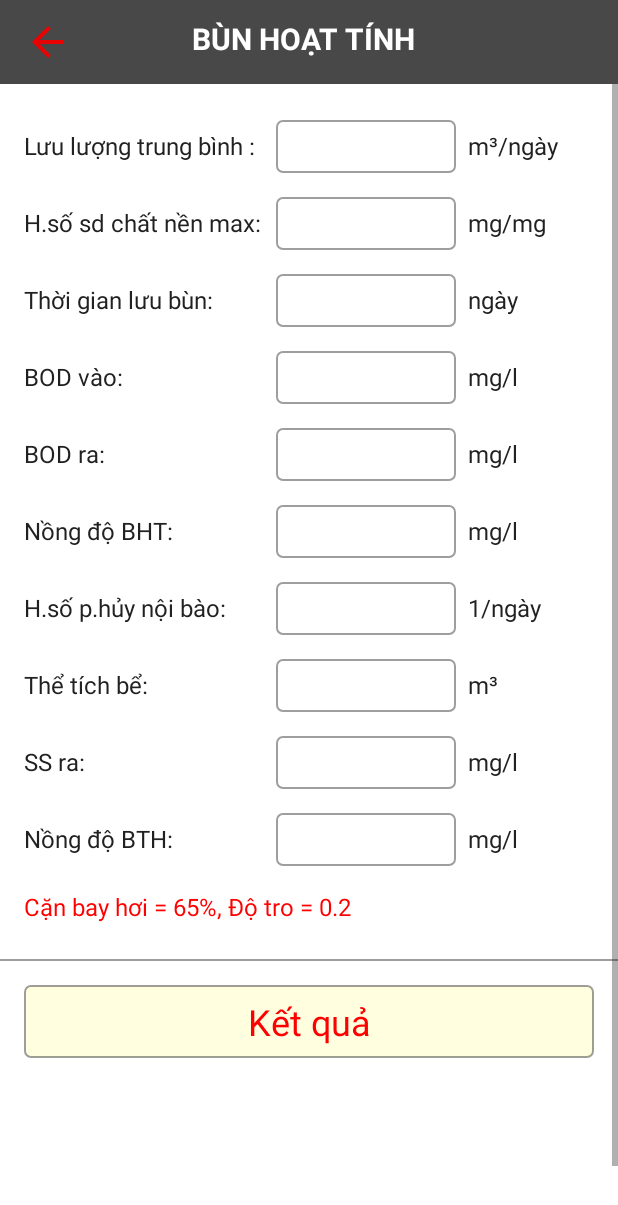
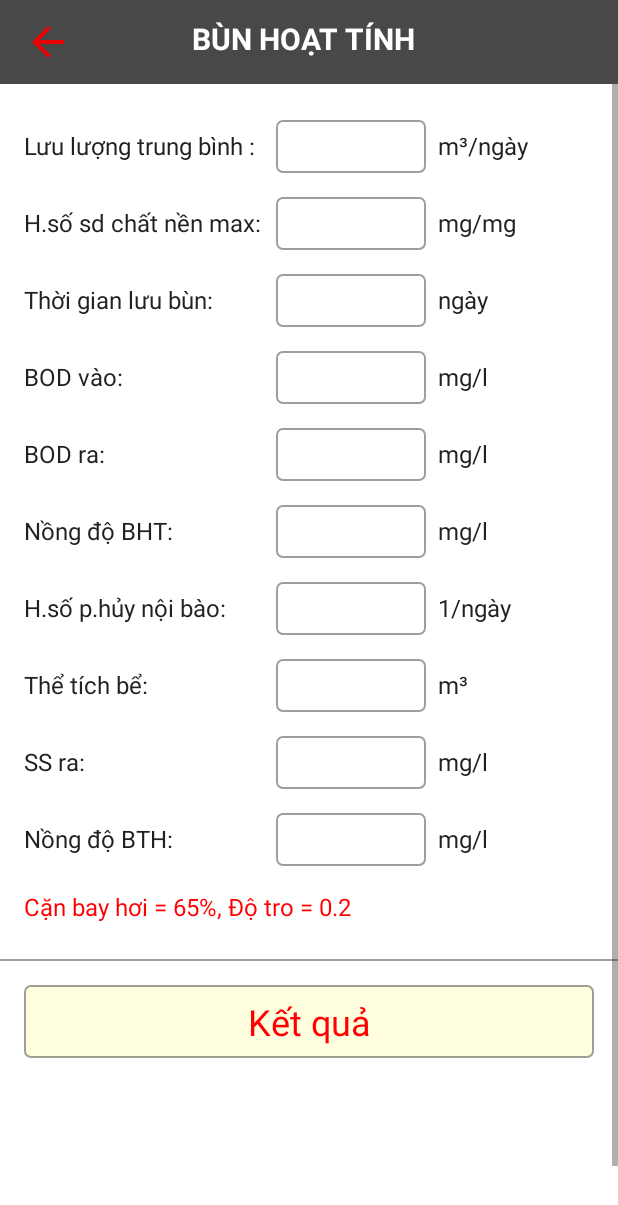
Before and after one commit to nhathoangit/AerotankCalculation, an Android app: the fragment BunHoatTinhFragment placed in its activity, on a phone screen of 412 x 824 dp. Shown: the top 1205 px of the screen. Run offline under Robolectric (Android 15) with nearby library versions, the phone set to English and light mode, and no system bars; our stand-ins replace ButterKnife.

Commit message:
+ Update ui

```diff
--- a/AerotankCalculation/app/src/main/res/layout/fragment_bun_hoat_tinh.xml
+++ b/AerotankCalculation/app/src/main/res/layout/fragment_bun_hoat_tinh.xml
@@ -36,7 +36,7 @@
 
                 <EditText
                     android:id="@+id/fragBHT_etQtb"
-                    android:layout_width="@dimen/_120dp"
+                    android:layout_width="@dimen/_100dp"
                     android:layout_height="wrap_content"
                     android:layout_marginEnd="@dimen/_8dp"
                     android:layout_marginStart="@dimen/_8dp"
@@ -73,7 +73,7 @@
 
                 <EditText
                     android:id="@+id/fragBHT_etY"
-                    android:layout_width="@dimen/_120dp"
+                    android:layout_width="@dimen/_100dp"
                     android:layout_height="wrap_content"
                     android:layout_marginEnd="@dimen/_8dp"
                     android:layout_marginStart="@dimen/_8dp"
@@ -110,7 +110,7 @@
 
                 <EditText
                     android:id="@+id/fragBHT_etTB"
-                    android:layout_width="@dimen/_120dp"
+                    android:layout_width="@dimen/_100dp"
                     android:layout_height="wrap_content"
                     android:layout_marginEnd="@dimen/_8dp"
                     android:layout_marginStart="@dimen/_8dp"
@@ -147,7 +147,7 @@
 
                 <EditText
                     android:id="@+id/fragBHT_etBODVao"
-                    android:layout_width="@dimen/_120dp"
+                    android:layout_width="@dimen/_100dp"
                     android:layout_height="wrap_content"
                     android:layout_marginEnd="@dimen/_8dp"
                     android:layout_marginStart="@dimen/_8dp"
@@ -184,7 +184,7 @@
 
                 <EditText
                     android:id="@+id/fragBHT_etBODRa"
-                    android:layout_width="@dimen/_120dp"
+                    android:layout_width="@dimen/_100dp"
                     android:layout_height="wrap_content"
                     android:layout_marginEnd="@dimen/_8dp"
                     android:layout_marginStart="@dimen/_8dp"
@@ -221,7 +221,7 @@
 
                 <EditText
                     android:id="@+id/fragBHT_etX"
-                    android:layout_width="@dimen/_120dp"
+                    android:layout_width="@dimen/_100dp"
                     android:layout_height="wrap_content"
                     android:layout_marginEnd="@dimen/_8dp"
                     android:layout_marginStart="@dimen/_8dp"
@@ -258,7 +258,7 @@
 
                 <EditText
                     android:id="@+id/fragBHT_etKD"
-                    android:layout_width="@dimen/_120dp"
+                    android:layout_width="@dimen/_100dp"
                     android:layout_height="wrap_content"
                     android:layout_marginEnd="@dimen/_8dp"
                     android:layout_marginStart="@dimen/_8dp"
@@ -295,7 +295,7 @@
 
                 <EditText
                     android:id="@+id/fragBHT_etTheTichBe"
-                    android:layout_width="@dimen/_120dp"
+                    android:layout_width="@dimen/_100dp"
                     android:layout_height="wrap_content"
                     android:layout_marginEnd="@dimen/_8dp"
                     android:layout_marginStart="@dimen/_8dp"
@@ -332,7 +332,7 @@
 
                 <EditText
                     android:id="@+id/fragBHT_etSSRa"
-                    android:layout_width="@dimen/_120dp"
+                    android:layout_width="@dimen/_100dp"
                     android:layout_height="wrap_content"
                     android:layout_marginEnd="@dimen/_8dp"
                     android:layout_marginStart="@dimen/_8dp"
@@ -369,7 +369,7 @@
 
                 <EditText
                     android:id="@+id/fragBHT_etXT"
-                    android:layout_width="@dimen/_120dp"
+                    android:layout_width="@dimen/_100dp"
                     android:layout_height="wrap_content"
                     android:layout_marginEnd="@dimen/_8dp"
                     android:layout_marginStart="@dimen/_8dp"
```
Also changed, not shown: AerotankCalculation/app/src/main/res/layout/fragment_kich_thuoc_be.xml (+10 -10 lines), AerotankCalculation/app/src/main/res/layout/fragment_kiem_tra_thong_so.xml (+5 -5 lines), AerotankCalculation/app/src/main/res/layout/fragment_thiet_bi_phan_phoi_khi.xml (+7 -7 lines).
